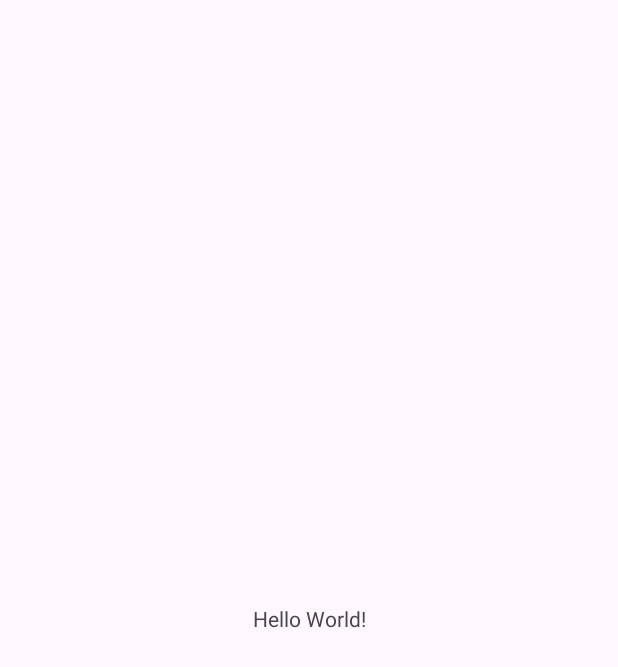
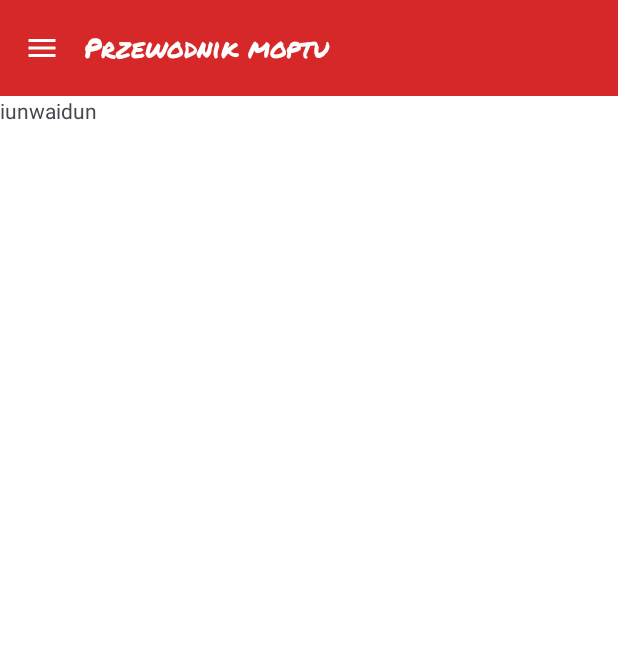
Before and after one commit to PawelDowgialo/moptu, an Android app: the screen it shows after launch (MainActivity), on a phone screen of 412 x 824 dp. Before the commit the part shown is almost empty. Shown: the top 667 px of the screen. Run offline under Robolectric (Android 15) with nearby library versions, the phone set to English and light mode, and no system bars.

Commit message:
Add material toolbar and style colors

```diff
--- /dev/null
+++ b/app/src/main/res/drawable/baseline_menu_24.xml
@@ -0,0 +1,5 @@
+<vector xmlns:android="http://schemas.android.com/apk/res/android" android:height="24dp" android:tint="#FFFFFF" android:viewportHeight="24" android:viewportWidth="24" android:width="24dp">
+
+    <path android:fillColor="#003049" android:pathData="M3,18h18v-2L3,16v2zM3,13h18v-2L3,11v2zM3,6v2h18L21,6L3,6z"/>
+
+</vector>
--- a/app/src/main/res/layout/activity_main.xml
+++ b/app/src/main/res/layout/activity_main.xml
@@ -1,19 +1,52 @@
 <?xml version="1.0" encoding="utf-8"?>
-<androidx.constraintlayout.widget.ConstraintLayout xmlns:android="http://schemas.android.com/apk/res/android"
+<LinearLayout xmlns:android="http://schemas.android.com/apk/res/android"
     xmlns:app="http://schemas.android.com/apk/res-auto"
     xmlns:tools="http://schemas.android.com/tools"
     android:id="@+id/main"
     android:layout_width="match_parent"
     android:layout_height="match_parent"
-    tools:context=".MainActivity">
+    tools:context=".MainActivity"
+    android:orientation="vertical">
 
-    <TextView
-        android:layout_width="wrap_content"
-        android:layout_height="wrap_content"
-        android:text="Hello World!"
-        app:layout_constraintBottom_toBottomOf="parent"
-        app:layout_constraintEnd_toEndOf="parent"
-        app:layout_constraintStart_toStartOf="parent"
-        app:layout_constraintTop_toTopOf="parent" />
+    <com.google.android.material.appbar.AppBarLayout
+        android:id="@+id/appBarLayout"
+        android:backgroundTint="?attr/colorPrimary"
+        android:layout_width="match_parent"
+        android:layout_height="wrap_content">
 
-</androidx.constraintlayout.widget.ConstraintLayout>
+        <com.google.android.material.appbar.MaterialToolbar
+            android:id="@+id/toolbar"
+            android:backgroundTint="?attr/colorPrimary"
+            android:layout_width="match_parent"
+            android:layout_height="wrap_content"
+            app:title=""
+            app:titleTextColor="?attr/colorOnPrimary"
+            app:navigationIcon="@drawable/baseline_menu_24"
+            app:menu="@menu/toolbar_menu"
+            >
+            <TextView
+                android:layout_width="wrap_content"
+                android:layout_height="wrap_content"
+                android:fontFamily="@font/title_custom_font"
+                android:text="Przewodnik moptu"
+                android:textColor="@color/white"
+                android:textSize="18dp"/>
+
+        </com.google.android.material.appbar.MaterialToolbar>
+
+    </com.google.android.material.appbar.AppBarLayout>
+
+    <LinearLayout
+        android:layout_width="match_parent"
+        android:layout_height="match_parent"
+        android:background="#C1121F"
+        android:backgroundTint="@color/white"
+        android:orientation="vertical">
+
+        <TextView
+            android:layout_width="wrap_content"
+            android:layout_height="wrap_content"
+            android:text="iunwaidun" />
+
+    </LinearLayout>
+</LinearLayout>
--- /dev/null
+++ b/app/src/main/res/menu/toolbar_menu.xml
@@ -0,0 +1,4 @@
+<?xml version="1.0" encoding="utf-8"?>
+<menu xmlns:android="http://schemas.android.com/apk/res/android">
+
+</menu>
--- a/app/src/main/res/values-night/themes.xml
+++ b/app/src/main/res/values-night/themes.xml
@@ -1,7 +1,18 @@
 <resources xmlns:tools="http://schemas.android.com/tools">
     <!-- Base application theme. -->
     <style name="Base.Theme.Moptu" parent="Theme.Material3.DayNight.NoActionBar">
-        <!-- Customize your dark theme here. -->
-        <!-- <item name="colorPrimary">@color/my_dark_primary</item> -->
+        <!-- Primary brand color. -->
+        <item name="colorPrimary">@color/colorPrimary</item>
+        <item name="colorPrimaryVariant">@color/colorPrimaryVariant</item>
+        <item name="colorOnPrimary">@color/colorOnPrimary</item>
+        <!-- Secondary brand color. -->
+        <item name="colorSecondary">@color/colorSecondary</item>
+        <item name="colorSecondaryVariant">@color/colorSecondaryVariant</item>
+        <item name="colorOnSecondary">@color/colorOnSecondary</item>
+        <!-- Background color. -->
+        <item name="android:colorBackground">@color/colorBackground</item>
+        <!-- Status bar color. -->
+        <item name="android:statusBarColor">@color/colorPrimary</item>
+        <item name="android:windowLightStatusBar">false</item>
     </style>
 </resources>
--- a/app/src/main/res/values/colors.xml
+++ b/app/src/main/res/values/colors.xml
@@ -1,5 +1,25 @@
 <?xml version="1.0" encoding="utf-8"?>
 <resources>
-    <color name="black">#FF000000</color>
-    <color name="white">#FFFFFFFF</color>
+    <!-- Kolory podstawowe -->
+    <color name="colorPrimary">#d62828</color>
+    <color name="colorPrimaryVariant">#3700B3</color>
+    <color name="colorOnPrimary">#FFFFFF</color>
+
+    <!-- Kolory dodatkowe -->
+    <color name="colorSecondary">#03DAC5</color>
+    <color name="colorSecondaryVariant">#018786</color>
+    <color name="colorOnSecondary">#eae2b7</color>
+
+    <!-- Kolory tła -->
+    <color name="colorBackground">#c1121f</color>
+    <color name="colorSurface">#FFFFFF</color>
+    <color name="colorOnBackground">#000000</color>
+    <color name="colorOnSurface">#000000</color>
+
+    <!-- Kolor status bar -->
+    <color name="colorStatusBar">#c1121f</color>
+
+    <!-- Inne kolory -->
+    <color name="white">#FFFFFF</color>
+    <color name="black">#000000</color>
 </resources>
--- a/app/src/main/res/values/themes.xml
+++ b/app/src/main/res/values/themes.xml
@@ -1,8 +1,19 @@
 <resources xmlns:tools="http://schemas.android.com/tools">
     <!-- Base application theme. -->
     <style name="Base.Theme.Moptu" parent="Theme.Material3.DayNight.NoActionBar">
-        <!-- Customize your light theme here. -->
-        <!-- <item name="colorPrimary">@color/my_light_primary</item> -->
+        <!-- Primary brand color. -->
+        <item name="colorPrimary">@color/colorPrimary</item>
+        <item name="colorPrimaryVariant">@color/colorPrimaryVariant</item>
+        <item name="colorOnPrimary">@color/colorOnPrimary</item>
+        <!-- Secondary brand color. -->
+        <item name="colorSecondary">@color/colorSecondary</item>
+        <item name="colorSecondaryVariant">@color/colorSecondaryVariant</item>
+        <item name="colorOnSecondary">@color/colorOnSecondary</item>
+        <!-- Background color. -->
+        <item name="android:colorBackground">@color/colorBackground</item>
+        <!-- Status bar color. -->
+        <item name="android:statusBarColor">@color/colorPrimaryVariant</item>
+        <item name="android:windowLightStatusBar">true</item>
     </style>
 
     <style name="Theme.Moptu" parent="Base.Theme.Moptu" />
```
Also changed, not shown: app/src/main/res/font/title_custom_font.ttf (added).
